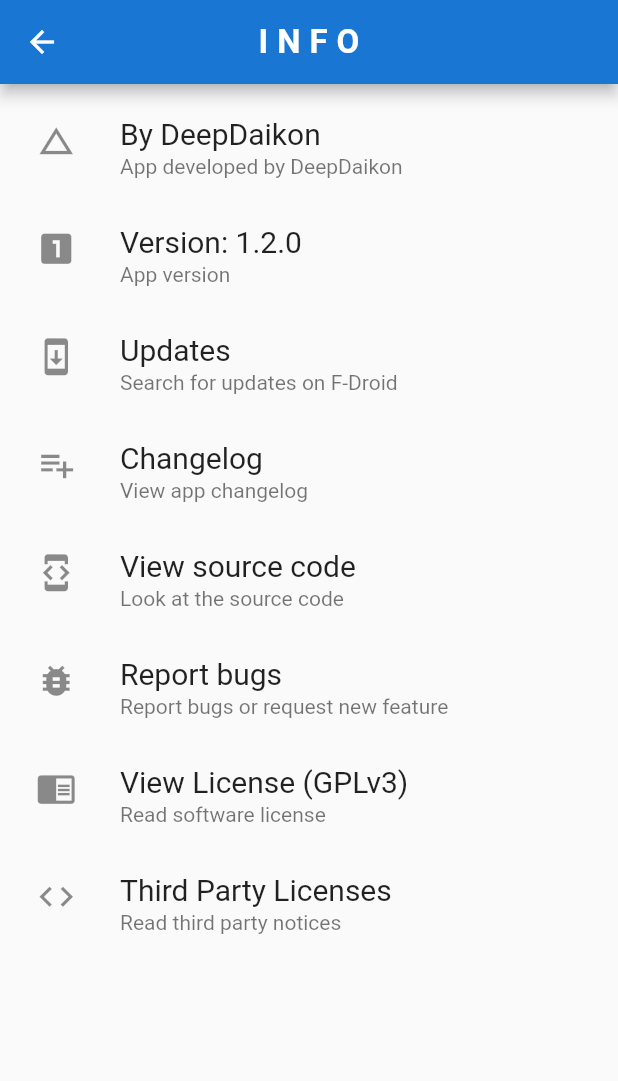
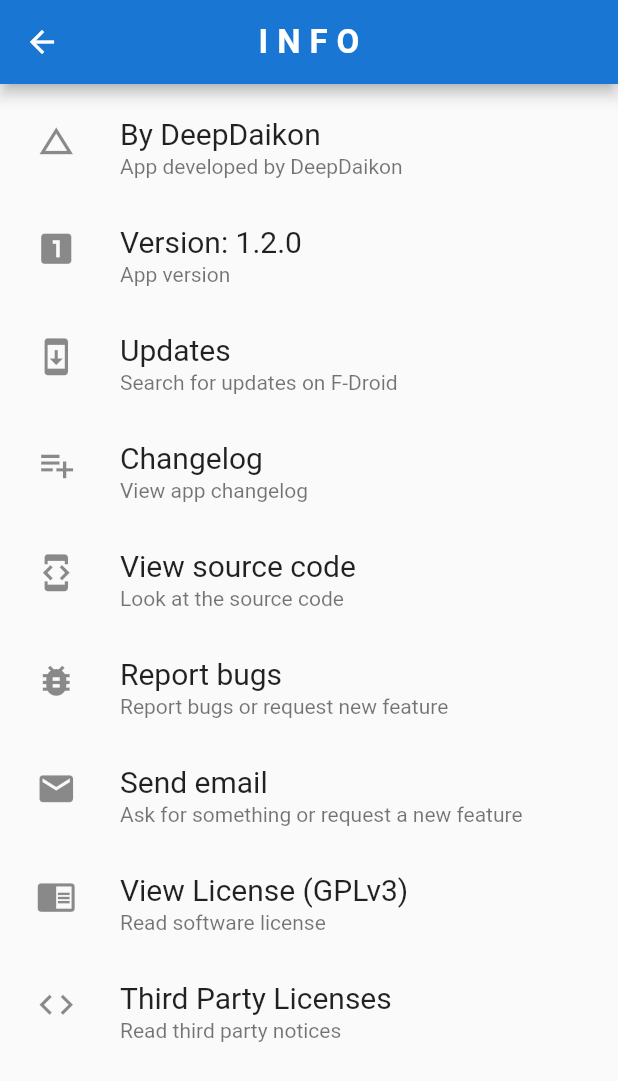
Before and after one commit to Genouka/Xeonjia, a Flutter app: the InfoPage screen opened directly, on a phone screen of 412 x 824 dp. Shown: the top 1081 px of the screen. Run offline on Flutter 3.47's test engine with Material 2 defaults, Android fonts, the light colour scheme and no system bars; our stand-ins replace shared_preferences; missing offline and left inert: flame; accounts and stored records are empty.

Commit message:
feat: add email in the info page

```diff
--- a/lib/ui/screens/info/info_page.dart
+++ b/lib/ui/screens/info/info_page.dart
@@ -49,6 +49,12 @@ class _InfoPageState extends State<InfoPage> {
       'icon': const Icon(Icons.bug_report),
     },
     {
+      'title': 'Send email',
+      'subtitle': 'Ask for something or request a new feature',
+      'url': 'mailto:deepdaikon' '@' 'tuta.io?subject=Xeonjia Game',
+      'icon': const Icon(Icons.email),
+    },
+    {
       'title': 'View License (GPLv3)',
       'subtitle': 'Read software license',
       'url': 'https://gitlab.com/DeepDaikon/Xeonjia/blob/master/LICENSE',
@@ -76,9 +82,10 @@ class _InfoPageState extends State<InfoPage> {
             style: const TextStyle(fontSize: 20),
           ),
           subtitle: Text(infoMenuList[index]['subtitle']),
-          onTap: () {
+          onTap: () async {
             if (infoMenuList[index]['url'].length != 0) {
-              launch('${infoMenuList[index]['url']}');
+              final url = Uri.encodeFull(infoMenuList[index]['url']);
+              if (await canLaunch(url)) await launch(url);
             } else if (infoMenuList[index]['title'] == 'Third Party Licenses') {
               _licenseDialog();
             }
```
